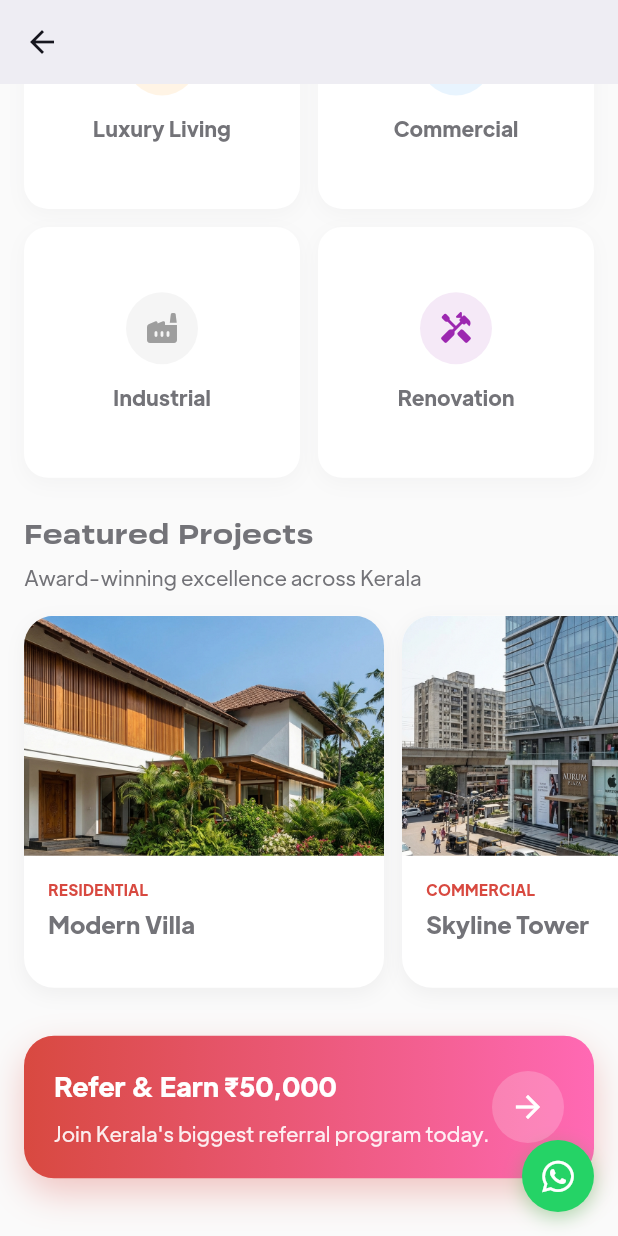
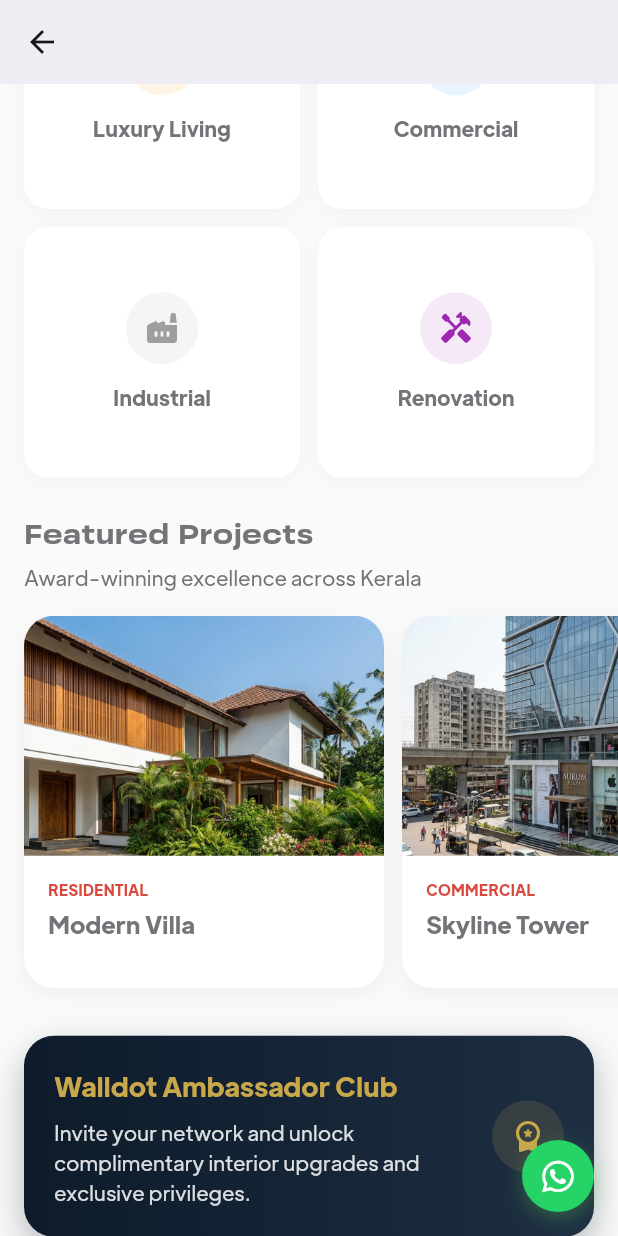
Before and after one commit to linda-techy/wd_customer_app_flutter, a Flutter app: the HomeScreen screen opened by its route, scrolled down 576 dp, on a phone screen of 412 x 824 dp. Run offline on Flutter 3.47's test engine with Material 3 defaults, Android fonts, the phone set to English and light mode, and no system bars; drawn by our look-alikes of flutter_animate; our stand-ins replace app_links, cached_network_image, dio, firebase_core, firebase_messaging, flutter_dotenv and 13 more; missing offline and left inert: dart:html, flutter_inappwebview, media_kit, media_kit_video, syncfusion_flutter_pdfviewer; accounts and stored records are empty; network calls fail.

Commit message:
feat: implement responsive home screen with hero banner, live activity ticker, and service gallery

```diff
--- a/lib/screens/home/views/home_screen.dart
+++ b/lib/screens/home/views/home_screen.dart
@@ -193,11 +193,11 @@ class _HomeScreenState extends State<HomeScreen> {
                       child: Container(
                         padding: EdgeInsets.all(isDesktop ? 24 : padding + 4),
                         decoration: BoxDecoration(
-                          gradient: const LinearGradient(colors: [logoRed, logoPink]),
+                          gradient: const LinearGradient(colors: [Color(0xFF0D1B2A), Color(0xFF1E2F42)]),
                           borderRadius: BorderRadius.circular(20),
                           boxShadow: [
                             BoxShadow(
-                                color: logoRed.withOpacity(0.3),
+                                color: const Color(0xFF0D1B2A).withOpacity(0.3),
                                 blurRadius: 20,
                                 offset: const Offset(0, 10))
                           ],
@@ -209,9 +209,9 @@ class _HomeScreenState extends State<HomeScreen> {
                                 crossAxisAlignment: CrossAxisAlignment.start,
                                 children: [
                                   Text(
-                                    "Refer & Earn ₹50,000",
+                                    "Walldot Ambassador Club",
                                     style: TextStyle(
-                                      color: Colors.white,
+                                      color: const Color(0xFFC9A84C),
                                       fontWeight: FontWeight.bold,
                                       fontSize:
                                           ResponsiveFontSize.getTitle(context),
@@ -219,9 +219,9 @@ class _HomeScreenState extends State<HomeScreen> {
                                   ),
                                   SizedBox(height: padding * 0.5),
                                   Text(
-                                    "Join Kerala's biggest referral program today.",
+                                    "Invite your network and unlock complimentary interior upgrades and exclusive privileges.",
                                     style: TextStyle(
-                                      color: Colors.white.withOpacity(0.9),
+                                      color: Colors.white.withOpacity(0.85),
                                       fontSize:
                                           ResponsiveFontSize.getBody(context),
                                     ),
@@ -232,10 +232,10 @@ class _HomeScreenState extends State<HomeScreen> {
                             Container(
                               padding: const EdgeInsets.all(12),
                               decoration: BoxDecoration(
-                                  color: Colors.white.withOpacity(0.2),
+                                  color: const Color(0xFFC9A84C).withOpacity(0.15),
                                   shape: BoxShape.circle),
-                              child: const Icon(Icons.arrow_forward,
-                                  color: Colors.white),
+                              child: const Icon(Icons.workspace_premium_rounded,
+                                  color: Color(0xFFC9A84C)),
                             )
                           ],
                         ),
```
